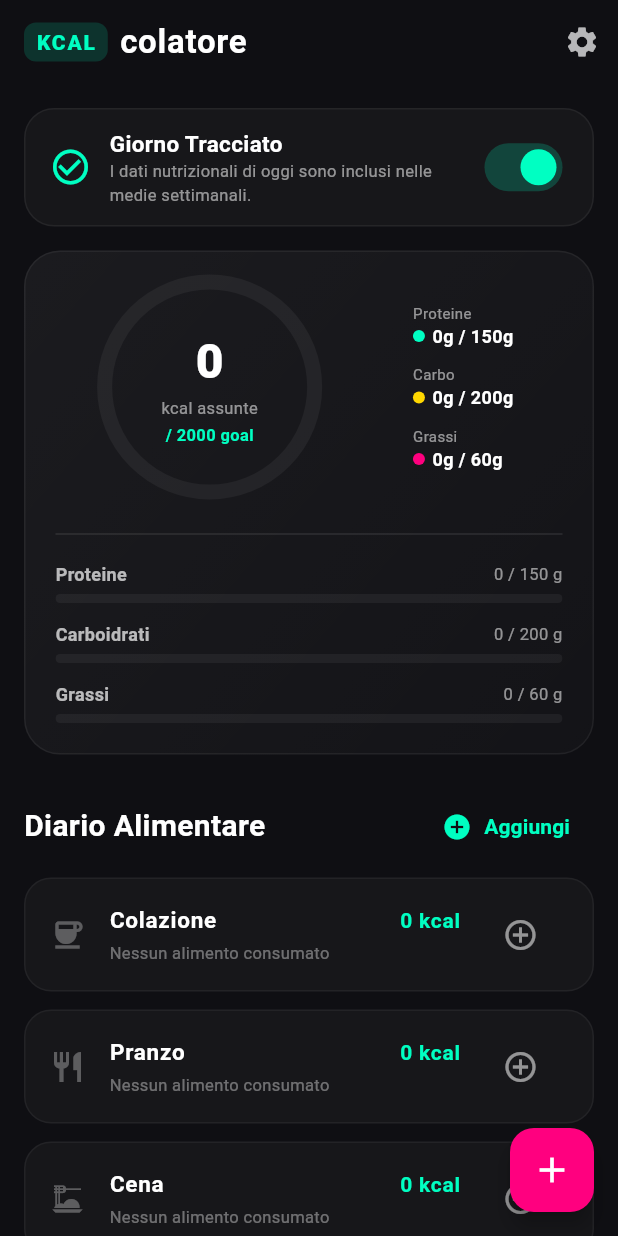
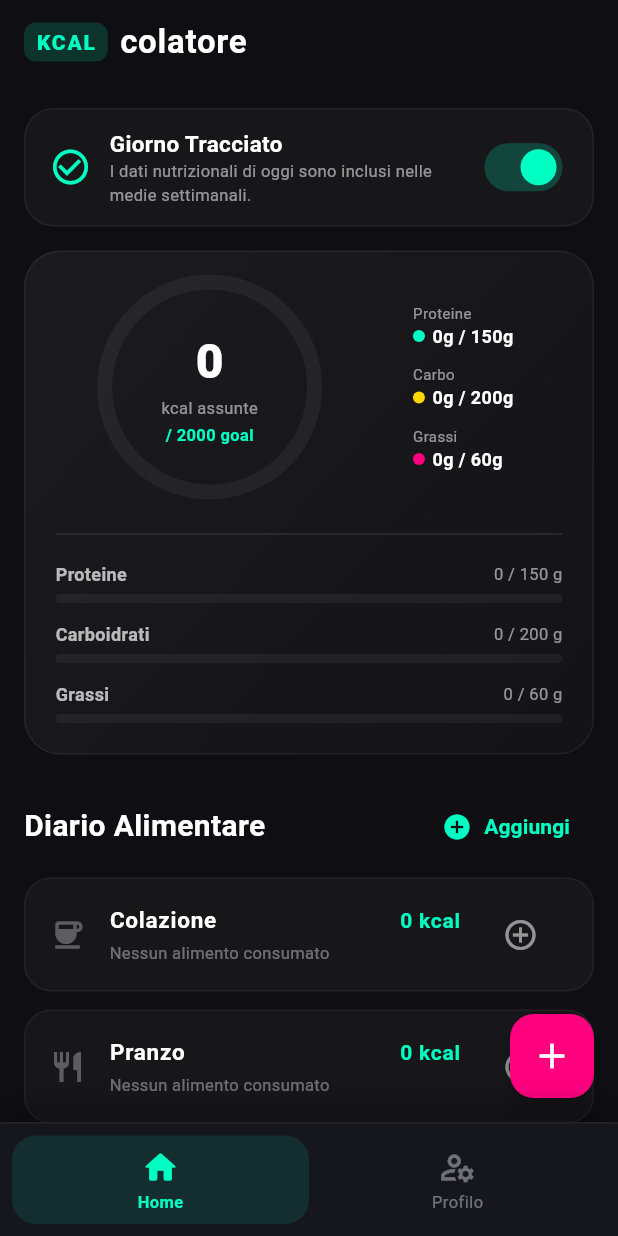
Before and after one commit to RobFalc99/NutrIA, a Flutter app: the screen it shows after launch, on a phone screen of 412 x 824 dp. Run offline on Flutter 3.47's test engine with Material 3 defaults, Android fonts, the phone set to English and light mode, and no system bars; our stand-ins replace google_generative_ai, image_picker, isar, permission_handler; accounts and stored records are empty; generated files the repository leaves out were written again.

Commit message:
build: release v2026.05.26-184324

```diff
--- a/lib/main.dart
+++ b/lib/main.dart
@@ -6,9 +6,8 @@ import 'package:provider/provider.dart';
 import 'data/local/entities/daily_log_entity.dart';
 import 'data/local/entities/user_profile_entity.dart';
 import 'providers/app_state.dart';
-import 'ui/screens/dashboard_screen.dart';
+import 'ui/screens/main_screen.dart';
 import 'ui/screens/add_meal_screen.dart';
-import 'ui/screens/profile_screen.dart';
 
 void main() async {
   WidgetsFlutterBinding.ensureInitialized();
@@ -37,21 +36,23 @@ class KCALcolatoreApp extends StatelessWidget {
   Widget build(BuildContext context) {
     return MaterialApp(
       title: 'KCALcolatore',
+      debugShowCheckedModeBanner: false,
       theme: ThemeData(
         brightness: Brightness.dark,
-        scaffoldBackgroundColor: const Color(0xFF0F0F13), // Deep dark mode
-        primaryColor: const Color(0xFF00FFC2), // Neon accent
+        scaffoldBackgroundColor: const Color(0xFF0F0F13),
+        primaryColor: const Color(0xFF00FFC2),
         colorScheme: const ColorScheme.dark(
           primary: Color(0xFF00FFC2),
-          secondary: Color(0xFFFF007F), // Neon pink
+          secondary: Color(0xFFFF007F),
         ),
         useMaterial3: true,
       ),
+      // MainScreen è la root: contiene Dashboard + Profilo via BottomNavigationBar
+      // Non serve più la route '/profile' perché la navigazione è interna all'IndexedStack
       initialRoute: '/',
       routes: {
-        '/': (context) => const DashboardScreen(),
+        '/': (context) => const MainScreen(),
         '/addMeal': (context) => const AddMealScreen(),
-        '/profile': (context) => const ProfileScreen(),
       },
     );
   }
--- a/lib/ui/screens/dashboard_screen.dart
+++ b/lib/ui/screens/dashboard_screen.dart
@@ -102,14 +102,6 @@ class DashboardScreen extends StatelessWidget {
         ),
         backgroundColor: Colors.transparent,
         elevation: 0,
-        actions: [
-          IconButton(
-            icon: const Icon(Icons.settings, color: Colors.white70),
-            onPressed: () {
-              Navigator.pushNamed(context, '/profile');
-            },
-          )
-        ],
       ),
       body: SingleChildScrollView(
         physics: const BouncingScrollPhysics(),
--- /dev/null
+++ b/lib/ui/screens/main_screen.dart
@@ -0,0 +1,123 @@
+import 'package:flutter/material.dart';
+import 'package:flutter/services.dart';
+import 'dashboard_screen.dart';
+import 'profile_screen.dart';
+
+/// Schermata principale con BottomNavigationBar.
+/// Dashboard e Impostazioni sono sempre montate nell'albero dei widget
+/// (usando IndexedStack) — nessuna navigazione, nessun problema di context.
+class MainScreen extends StatefulWidget {
+  const MainScreen({super.key});
+
+  @override
+  State<MainScreen> createState() => _MainScreenState();
+}
+
+class _MainScreenState extends State<MainScreen> {
+  int _currentIndex = 0;
+
+  static const _accentCyan = Color(0xFF00FFC2);
+  static const _accentPink = Color(0xFFFF007F);
+  static const _bgDark = Color(0xFF0F0F13);
+  static const _bgCard = Color(0xFF16161D);
+
+  // IndexedStack mantiene entrambe le tab sempre montate in memoria.
+  // Così ProfileScreen non deve mai "navigare" e il suo stato è sempre disponibile.
+  final List<Widget> _screens = const [
+    DashboardScreen(),
+    ProfileScreen(),
+  ];
+
+  void _onTabTapped(int index) {
+    HapticFeedback.lightImpact();
+    setState(() => _currentIndex = index);
+  }
+
+  @override
+  Widget build(BuildContext context) {
+    return Scaffold(
+      backgroundColor: _bgDark,
+      body: IndexedStack(
+        index: _currentIndex,
+        children: _screens,
+      ),
+      bottomNavigationBar: _buildBottomNavBar(),
+    );
+  }
+
+  Widget _buildBottomNavBar() {
+    return Container(
+      decoration: BoxDecoration(
+        color: _bgCard,
+        border: Border(
+          top: BorderSide(color: Colors.white.withValues(alpha: 0.06), width: 1),
+        ),
+        boxShadow: [
+          BoxShadow(
+            color: Colors.black.withValues(alpha: 0.4),
+            blurRadius: 20,
+            offset: const Offset(0, -4),
+          ),
+        ],
+      ),
+      child: SafeArea(
+        top: false,
+        child: Padding(
+          padding: const EdgeInsets.symmetric(horizontal: 8, vertical: 8),
+          child: Row(
+            children: [
+              _buildNavItem(0, Icons.home_rounded, Icons.home_outlined, 'Home'),
+              _buildNavItem(1, Icons.manage_accounts_rounded, Icons.manage_accounts_outlined, 'Profilo'),
+            ],
+          ),
+        ),
+      ),
+    );
+  }
+
+  Widget _buildNavItem(int index, IconData activeIcon, IconData inactiveIcon, String label) {
+    final isSelected = _currentIndex == index;
+    final color = index == 0 ? _accentCyan : _accentPink;
+
+    return Expanded(
+      child: GestureDetector(
+        onTap: () => _onTabTapped(index),
+        behavior: HitTestBehavior.opaque,
+        child: AnimatedContainer(
+          duration: const Duration(milliseconds: 250),
+          curve: Curves.easeOutCubic,
+          padding: const EdgeInsets.symmetric(vertical: 8),
+          decoration: BoxDecoration(
+            color: isSelected ? color.withValues(alpha: 0.1) : Colors.transparent,
+            borderRadius: BorderRadius.circular(16),
+          ),
+          child: Column(
+            mainAxisSize: MainAxisSize.min,
+            children: [
+              AnimatedSwitcher(
+                duration: const Duration(milliseconds: 200),
+                child: Icon(
+                  isSelected ? activeIcon : inactiveIcon,
+                  key: ValueKey(isSelected),
+                  color: isSelected ? color : Colors.white38,
+                  size: 26,
+                ),
+              ),
+              const SizedBox(height: 4),
+              AnimatedDefaultTextStyle(
+                duration: const Duration(milliseconds: 200),
+                style: TextStyle(
+                  color: isSelected ? color : Colors.white38,
+                  fontSize: 11,
+                  fontWeight: isSelected ? FontWeight.bold : FontWeight.normal,
+                  letterSpacing: 0.3,
+                ),
+                child: Text(label),
+              ),
+            ],
+          ),
+        ),
+      ),
+    );
+  }
+}
--- a/lib/ui/screens/profile_screen.dart
+++ b/lib/ui/screens/profile_screen.dart
@@ -81,13 +81,14 @@ class _ProfileScreenState extends State<ProfileScreen> {
 
       ScaffoldMessenger.of(context).showSnackBar(
         SnackBar(
-          content: const Text('Profilo salvato con successo!'),
-          backgroundColor: _accentCyan.withOpacity(0.85),
+          content: const Text('Profilo salvato!'),
+          backgroundColor: _accentCyan.withValues(alpha: 0.9),
           behavior: SnackBarBehavior.floating,
           shape: RoundedRectangleBorder(borderRadius: BorderRadius.circular(12)),
+          duration: const Duration(seconds: 2),
         ),
       );
-      Navigator.pop(context);
+      // Non c'e' piu' Navigator.pop: ProfileScreen e' una tab permanente
     }
   }
 
@@ -128,6 +129,7 @@ class _ProfileScreenState extends State<ProfileScreen> {
     return Scaffold(
       backgroundColor: _bgDark,
       appBar: AppBar(
+        automaticallyImplyLeading: false,
         title: const Text(
           'Profilo & Target',
           style: TextStyle(fontWeight: FontWeight.bold),
```
